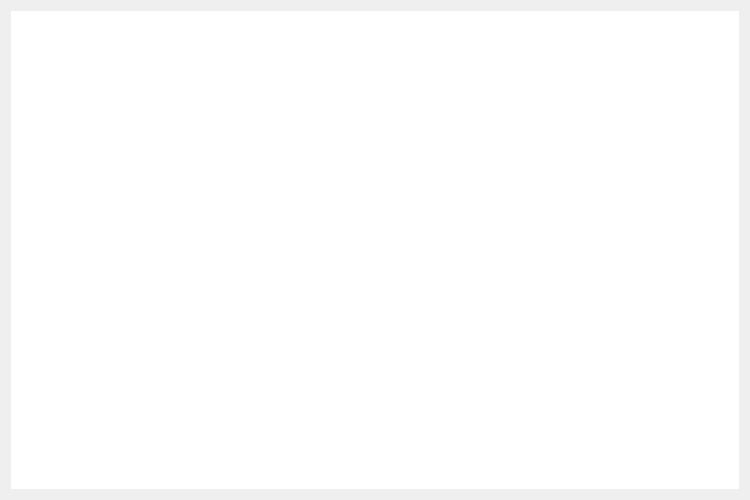
Above: paint.ui from LexMawon/PaintQTTest before the change. Below: the same form after it.
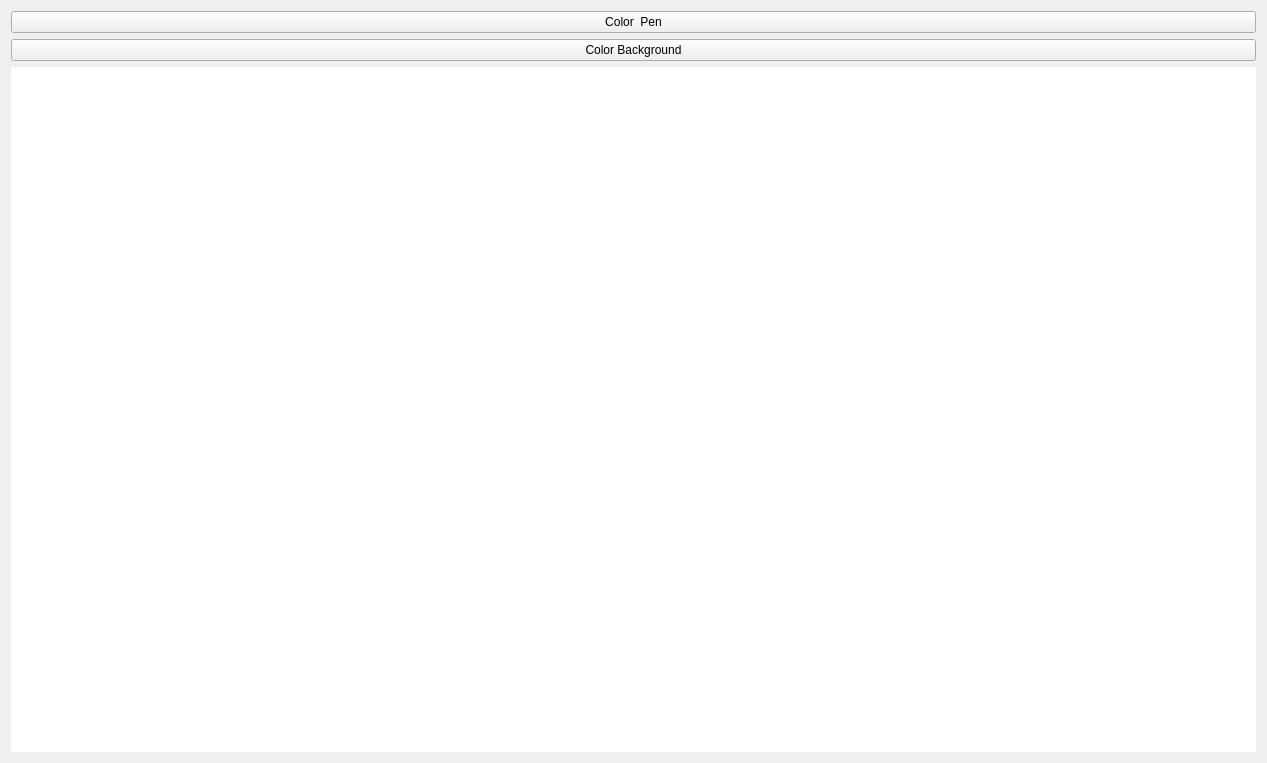
That is the form after the change.

Diff of the .ui file:
```diff
--- a/paint.ui
+++ b/paint.ui
@@ -12,8 +12,8 @@
    <rect>
     <x>0</x>
     <y>0</y>
-    <width>750</width>
-    <height>500</height>
+    <width>1267</width>
+    <height>763</height>
    </rect>
   </property>
   <property name="sizePolicy">
@@ -38,6 +38,20 @@
    <string>Paint</string>
   </property>
   <layout class="QVBoxLayout" name="verticalLayout">
+   <item>
+    <widget class="QPushButton" name="pushButton">
+     <property name="text">
+      <string>Color  Pen</string>
+     </property>
+    </widget>
+   </item>
+   <item>
+    <widget class="QPushButton" name="pushButton_2">
+     <property name="text">
+      <string>Color Background</string>
+     </property>
+    </widget>
+   </item>
    <item>
     <widget class="QGraphicsView" name="graphicsView">
      <property name="enabled">
```
